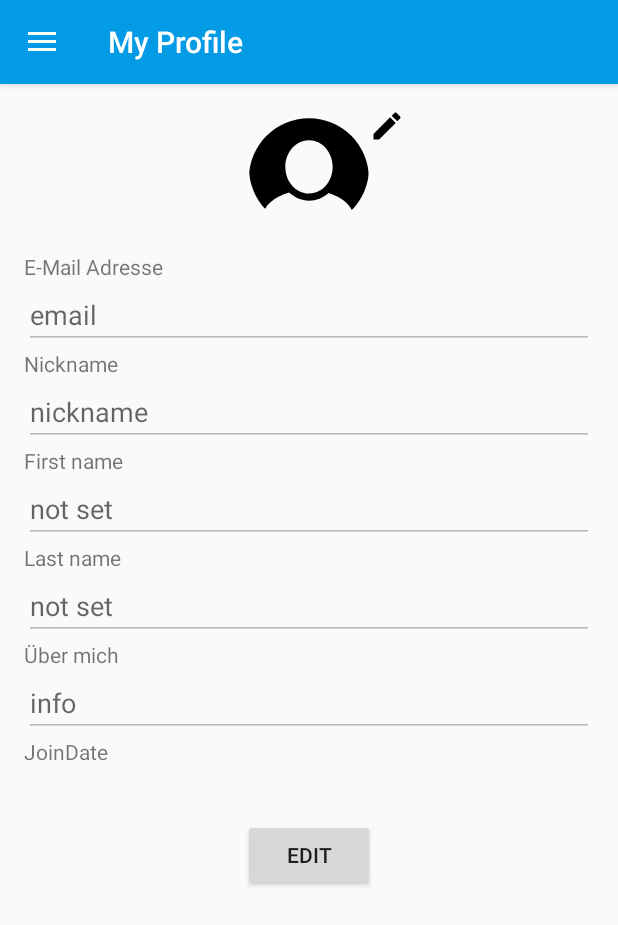
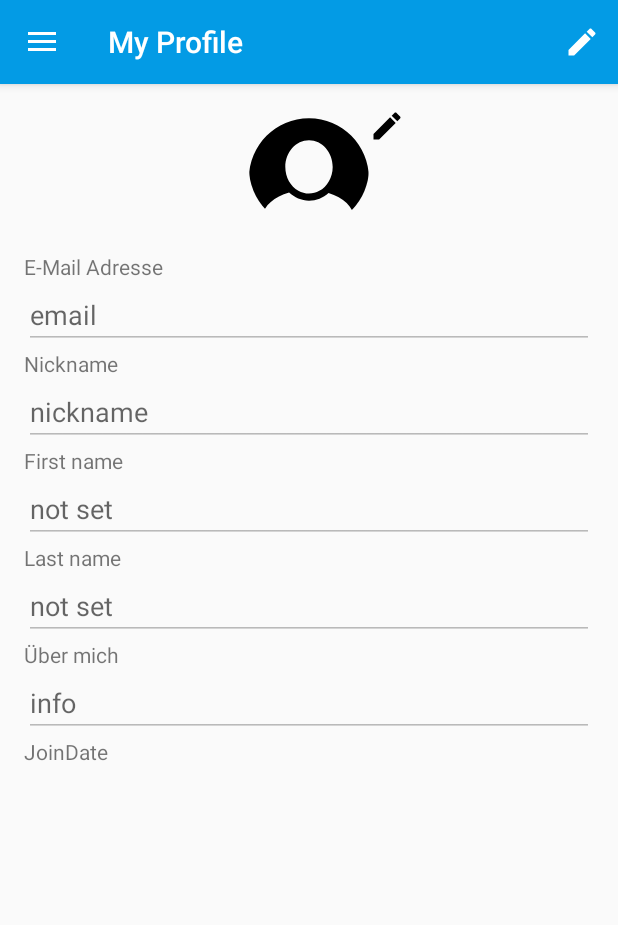
Before and after one commit to K4iM4k3r/apa-group-expsenses, an Android app: the ProfileActivity screen opened directly, with no data from a screen before it, on a phone screen of 412 x 824 dp. Shown: the top 925 px of the screen. Run offline under Robolectric (Android 15) with nearby library versions, the phone set to English and light mode, and no system bars; our stand-ins replace CircleImageView, Firebase (no records; nobody signed in at launch, a user with empty details on screens opened directly); pictures from the network do not load; 5 statements that could not run were skipped.

Commit message:
moved edit/save to action bar

```diff
--- a/app/src/main/java/de/thm/ap/groupexpenses/view/activity/ProfileActivity.java
+++ b/app/src/main/java/de/thm/ap/groupexpenses/view/activity/ProfileActivity.java
@@ -17,6 +17,8 @@ import android.support.v4.content.FileProvider;
 import android.support.v7.app.ActionBar;
 import android.text.TextUtils;
 import android.util.Log;
+import android.view.Menu;
+import android.view.MenuItem;
 import android.view.View;
 import android.widget.Button;
 import android.widget.EditText;
@@ -49,12 +51,11 @@ public class ProfileActivity extends BaseActivity {
     private EditText edEmail, edNickname, edFirst, edLast, edInfo;
     private TextView joinDate;
     private CircleImageView profile_pic;
-    private Button btnSave;
     private final int REQUEST_IMAGE_PICK = 1;
     private final String TAG = getClass().getName();
     private User user;
     private FirebaseUser currentUser;
-
+    private boolean editState = false;
 
     @Override
     protected void onCreate(Bundle savedInstanceState) {
@@ -70,8 +71,6 @@ public class ProfileActivity extends BaseActivity {
         edFirst = findViewById(R.id.edFirstName);
         edLast = findViewById(R.id.edLastName);
         edInfo = findViewById(R.id.edInfo);
-        Button btnEdit = findViewById(R.id.edit_profile_btn);
-        btnSave = findViewById(R.id.btn_save_profile_btn);
         profile_pic = findViewById(R.id.profile_pic);
         joinDate = findViewById(R.id.tvJoinDate);
         LinearLayout profilePicLayout = findViewById(R.id.profile_pic_layout);
@@ -99,35 +98,6 @@ public class ProfileActivity extends BaseActivity {
             });
         }
 
-        btnEdit.setOnClickListener(l -> {
-            edNickname.setEnabled(true);
-            edLast.setEnabled(true);
-            edFirst.setEnabled(true);
-            edInfo.setEnabled(true);
-            btnSave.setVisibility(View.VISIBLE);
-            btnEdit.setVisibility(View.GONE);
-
-        });
-        btnSave.setOnClickListener(l -> {
-            showProgressDialog();
-            if (isValidUserInput()) {
-                //TOdo
-                if (edNickname.getText().toString().equals(user.getNickname())) {
-                    updateRoutine();
-                }
-                DatabaseHandler.isNicknameExisting(edNickname.getText().toString(), exists -> {
-                    if (exists) {
-                        edNickname.setError(getString(R.string.error_already_in_use));
-                        hideProgressDialog();
-                    } else {
-                        updateRoutine();
-                    }
-                });
-            } else {
-                hideProgressDialog();
-            }
-        });
-
         File pic = new File(getExternalFilesDir(null), "profilePic.jpg");
         if (pic.exists()) {
             profile_pic.setImageURI(Uri.fromFile(pic));
@@ -137,7 +107,66 @@ public class ProfileActivity extends BaseActivity {
 
     }
 
+    @Override
+    public boolean onCreateOptionsMenu(Menu menu) {
+        getMenuInflater().inflate(R.menu.profile_menu, menu);
+        return super.onCreateOptionsMenu(menu);
+    }
+
+    @Override
+    public boolean onPrepareOptionsMenu(Menu menu) {
+        MenuItem edit = menu.findItem(R.id.profile_menuItem_edit_save);
+            edit.setIcon(editState
+                    ? ContextCompat.getDrawable(this, R.drawable.ic_save_white)
+                    : ContextCompat.getDrawable(this, R.drawable.ic_edit_white_24dp));
+        return super.onPrepareOptionsMenu(menu);
+    }
+
+
+    @Override
+    public boolean onOptionsItemSelected(MenuItem item) {
+        int id = item.getItemId();
+
+        switch (id) {
+            case R.id.profile_menuItem_edit_save:
+                if (!editState){
+                    editState = true;
+                    invalidateOptionsMenu();
+                    edNickname.setEnabled(true);
+                    edLast.setEnabled(true);
+                    edFirst.setEnabled(true);
+                    edInfo.setEnabled(true);
+                    break;
+                }
+
+                // edit state
+                if (!isValidUserInput())
+                    break;
+
+                if (edNickname.getText().toString().equals(user.getNickname())) {
+                    updateRoutine();
+                    break;
+                }
+
+                boolean success = true;
+                DatabaseHandler.isNicknameExisting(edNickname.getText().toString(), exists -> {
+                    if (exists) {
+                        edNickname.setError(getString(R.string.error_already_in_use));
+                        return;
+                    }
+                    updateRoutine();
+                });
+                break;
+        }
+        return super.onOptionsItemSelected(item);
+    }
+
     private void updateRoutine() {
+        edNickname.setEnabled(false);
+        edLast.setEnabled(false);
+        edFirst.setEnabled(false);
+        edInfo.setEnabled(false);
+
         user.setFirstName(edFirst.getText().toString());
         user.setLastName(edLast.getText().toString());
         user.setNickname(edNickname.getText().toString());
@@ -151,7 +180,8 @@ public class ProfileActivity extends BaseActivity {
             currentUser.updateProfile(profileUpdate);
         }
         hideProgressDialog();
-        finish();
+        editState = false;
+        invalidateOptionsMenu();
     }
 
     private boolean isValidUserInput() {
@@ -160,14 +190,6 @@ public class ProfileActivity extends BaseActivity {
             edNickname.setError(getString(R.string.error_invalid_input));
             valid = false;
         }
-//        if (TextUtils.isEmpty(edFirst.getText())) {
-//            edFirst.setError(getString(R.string.error_invalid_input));
-//            valid = false;
-//        }
-//        if (TextUtils.isEmpty(edLast.getText())) {
-//            edLast.setError(getString(R.string.error_invalid_input));
-//            valid = false;
-//        }
         return valid;
     }
 
--- /dev/null
+++ b/app/src/main/res/drawable/ic_save_white.xml
@@ -0,0 +1,5 @@
+<vector android:height="24dp" android:tint="#FFFFFF"
+    android:viewportHeight="24.0" android:viewportWidth="24.0"
+    android:width="24dp" xmlns:android="http://schemas.android.com/apk/res/android">
+    <path android:fillColor="#FF000000" android:pathData="M17,3L5,3c-1.11,0 -2,0.9 -2,2v14c0,1.1 0.89,2 2,2h14c1.1,0 2,-0.9 2,-2L21,7l-4,-4zM12,19c-1.66,0 -3,-1.34 -3,-3s1.34,-3 3,-3 3,1.34 3,3 -1.34,3 -3,3zM15,9L5,9L5,5h10v4z"/>
+</vector>
--- a/app/src/main/res/layout/activity_profile.xml
+++ b/app/src/main/res/layout/activity_profile.xml
@@ -162,24 +162,6 @@
                 android:layout_gravity="center"
                 android:text="" />
 
-            <Button
-                android:id="@+id/edit_profile_btn"
-                android:layout_width="wrap_content"
-                android:layout_height="wrap_content"
-                android:layout_gravity="center"
-                android:layout_margin="@dimen/app_margin"
-                android:contentDescription="@string/edit_profile_name"
-                android:text="@string/edit" />
-
-            <Button
-                android:id="@+id/btn_save_profile_btn"
-                android:layout_width="wrap_content"
-                android:layout_height="wrap_content"
-                android:layout_gravity="center"
-                android:layout_margin="@dimen/app_margin"
-                android:text="@string/btn_save_profile"
-                android:visibility="gone" />
-
         </LinearLayout>
 
 
--- /dev/null
+++ b/app/src/main/res/menu/profile_menu.xml
@@ -0,0 +1,9 @@
+<menu xmlns:android="http://schemas.android.com/apk/res/android"
+    xmlns:app="http://schemas.android.com/apk/res-auto">
+    <item
+        android:id="@+id/profile_menuItem_edit_save"
+        android:title="Edit"
+        android:icon="@drawable/ic_edit"
+        app:showAsAction="always"
+        />
+</menu>
```
